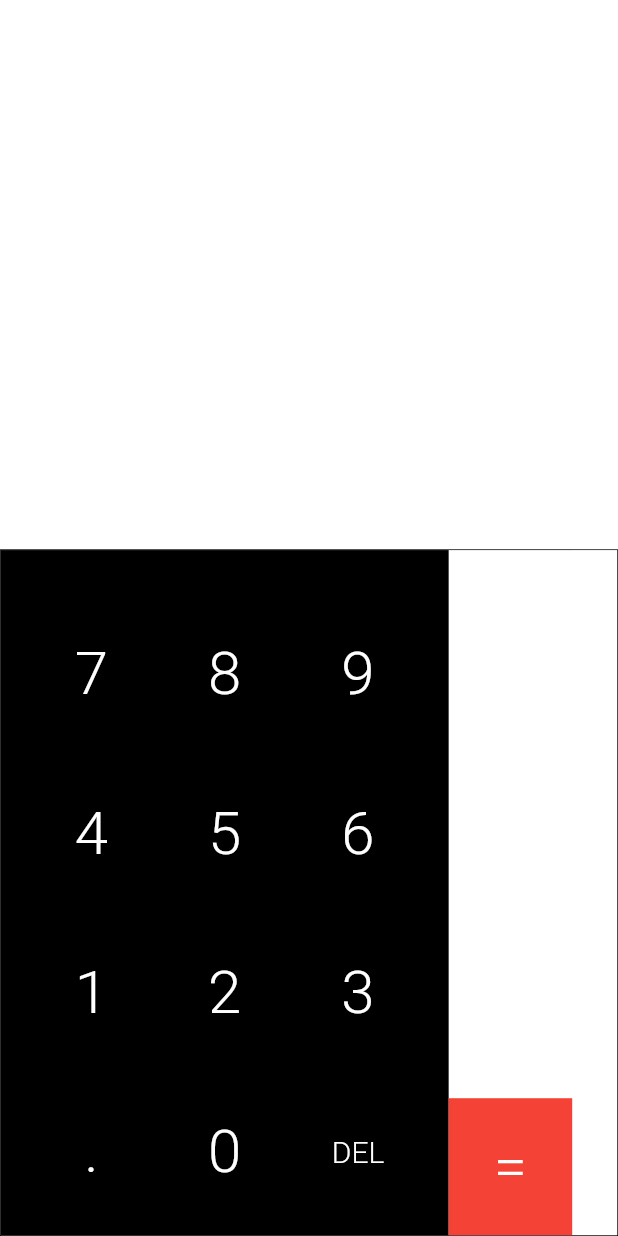
After one commit to venkata-ramana/flutter-samples, a Flutter app: the Calculator screen opened directly, on a phone screen of 412 x 824 dp. The commit adds this screen. Run offline on Flutter 3.47's test engine with Material 2 defaults, Android fonts, the phone set to English and light mode, and no system bars; our stand-ins replace google_sign_in, math_expressions.

Commit message:
Oneplus calculator added

```diff
--- a/basic_math/lib/main.dart
+++ b/basic_math/lib/main.dart
@@ -26,8 +26,8 @@ class MyHomePage extends StatefulWidget {
 }
 
 class _MyHomePageState extends State<MyHomePage> {
+  String _inputExpression;
   String _output;
-  String _inputExpression;
 
   TextEditingController _controller;
   Parser _parser;
@@ -52,6 +52,7 @@ class _MyHomePageState extends State<MyHomePage> {
             TextField(
               autofocus: true,
               controller: _controller,
+              decoration: new InputDecoration(hintText: 'Enter Expression'),
             ),
             SizedBox(
               height: 8,
--- /dev/null
+++ b/calculator/lib/calculator.dart
@@ -0,0 +1,201 @@
+import 'package:calculator/custom_text.dart';
+import 'package:flutter/material.dart';
+import 'package:math_expressions/math_expressions.dart';
+
+class Calculator extends StatefulWidget {
+  @override
+  _CalculatorState createState() => _CalculatorState();
+}
+
+class _CalculatorState extends State<Calculator> {
+  String _output = '', _inputExpression = '';
+
+  Parser _parser;
+
+  @override
+  void initState() {
+    super.initState();
+    _parser = Parser();
+  }
+
+  @override
+  Widget build(BuildContext context) {
+    double screenHeight = MediaQuery.of(context).size.height;
+
+    return Scaffold(
+        backgroundColor: Colors.white10,
+        body: Column(
+          crossAxisAlignment: CrossAxisAlignment.end,
+          mainAxisAlignment: MainAxisAlignment.center,
+          children: <Widget>[
+            Expanded(
+              child: Align(
+                alignment: Alignment.centerRight,
+                child: Container(
+                  padding: EdgeInsets.symmetric(horizontal: 8),
+                  child: CustomText(
+                    text: _output,
+                    fontSize: 60,
+                  ),
+                ),
+              ),
+            ),
+            Container(
+              height: 20,
+              margin: EdgeInsets.symmetric(vertical: 4),
+              width: double.infinity,
+              child: Icon(
+                Icons.keyboard_arrow_down,
+                color: Colors.white,
+                size: 24,
+              ),
+            ),
+            Container(
+                height: screenHeight / 1.8,
+                decoration: BoxDecoration(
+                    border: Border.all(color: Colors.black, width: 0.5)),
+                child: Row(
+                  children: <Widget>[
+                    _buildNumbersWithMathSymbols(context),
+                    _buildMathSymbols(context),
+                    _buildSideDrawer(context),
+                  ],
+                ))
+          ],
+        ));
+  }
+
+  Widget _buildNumbersWithMathSymbols(BuildContext context) {
+    return Expanded(
+        child: Container(
+      padding: EdgeInsets.only(left: 16, right: 16, bottom: 32),
+      decoration: BoxDecoration(color: Colors.black),
+      child: Column(
+        children: <Widget>[
+          Expanded(
+              child: Column(
+            mainAxisAlignment: MainAxisAlignment.spaceEvenly,
+            children: <Widget>[
+              Row(children: <Widget>[
+                _button('7', () => _doOperation('7')),
+                _button('8', () => _doOperation('8')),
+                _button('9', () => _doOperation('9')),
+              ]),
+              Row(children: <Widget>[
+                _button('4', () => _doOperation('4')),
+                _button('5', () => _doOperation('5')),
+                _button('6', () => _doOperation('6')),
+              ]),
+              Row(children: <Widget>[
+                _button('1', () => _doOperation('1')),
+                _button('2', () => _doOperation('2')),
+                _button('3', () => _doOperation('3')),
+              ]),
+            ],
+          )),
+          Container(
+              child: Row(
+            children: <Widget>[
+              _button('.', () => _doOperation('.')),
+              _button('0', () => _doOperation('0')),
+              _button('DEL', deleteChar, fontSize: 20),
+            ],
+          )),
+        ],
+      ),
+    ));
+  }
+
+  Widget _buildMathSymbols(BuildContext context) {
+    double screenWidth = MediaQuery.of(context).size.width;
+
+    return Container(
+      width: screenWidth / 5,
+      child: Column(
+        children: <Widget>[
+          _button('/', () => _doOperation('/')),
+          _button('*', () => _doOperation('*')),
+          _button('-', () => _doOperation('-')),
+          _button('+', () => _doOperation('+')),
+          _button('=', _calculate,
+              bgColor: Colors.red, buttonWidth: screenWidth / 5),
+        ],
+      ),
+    );
+  }
+
+  Widget _buildSideDrawer(BuildContext context) {
+    return Container(
+      width: 30,
+      height: double.infinity,
+      decoration: BoxDecoration(color: Colors.white24),
+      child: Center(
+          child: Icon(
+        Icons.keyboard_arrow_left,
+        size: 25,
+        color: Colors.white,
+      )),
+    );
+  }
+
+  Widget _button(String text, Function function,
+      {double fontSize = 40, Color bgColor, double buttonWidth}) {
+    return Expanded(
+      child: GestureDetector(
+        onTap: function,
+        child: Container(
+          width: buttonWidth,
+          decoration: bgColor != null ? BoxDecoration(color: bgColor) : null,
+          child: Center(
+            child: CustomText(
+              text: text,
+              fontSize: fontSize,
+            ),
+          ),
+        ),
+      ),
+    );
+  }
+
+  void _calculate() {
+    var result = _doCalculation();
+    if (result != null) {
+      setState(() {
+        _inputExpression = '';
+        _output =
+            result.toStringAsFixed(result.truncateToDouble() == result ? 0 : 2);
+      });
+    }
+  }
+
+  void _doOperation(String operation) {
+    double isNumber = double.tryParse(operation);
+    if (_inputExpression.isEmpty ||
+        isNumber != null ||
+        (isNumber == null &&
+            !_inputExpression.contains(
+                operation, _inputExpression.length - 1))) {
+      _inputExpression = '$_inputExpression$operation';
+      setState(() {
+        _output = _inputExpression;
+      });
+    }
+  }
+
+  double _doCalculation() {
+    try {
+      Expression exp = _parser.parse(_inputExpression);
+      return exp.evaluate(EvaluationType.REAL, ContextModel());
+    } catch (ex) {
+      return null;
+    }
+  }
+
+  void deleteChar() {
+    _inputExpression =
+        _inputExpression.substring(0, _inputExpression.length - 1);
+    setState(() {
+      _output = _inputExpression;
+    });
+  }
+}
--- /dev/null
+++ b/calculator/lib/custom_text.dart
@@ -0,0 +1,19 @@
+import 'package:flutter/material.dart';
+
+class CustomText extends StatelessWidget {
+  final String text;
+  final double fontSize;
+  final TextAlign align;
+
+  CustomText({this.text, this.fontSize, this.align = TextAlign.center});
+
+  @override
+  Widget build(BuildContext context) {
+    return Text(
+      text,
+      style: TextStyle(
+          color: Colors.white, fontSize: fontSize, fontWeight: FontWeight.w300),
+      textAlign: align,
+    );
+  }
+}
--- /dev/null
+++ b/calculator/lib/main.dart
@@ -0,0 +1,16 @@
+import 'package:calculator/calculator.dart';
+import 'package:flutter/material.dart';
+
+void main() => runApp(MyApp());
+
+class MyApp extends StatelessWidget {
+  @override
+  Widget build(BuildContext context) {
+    return MaterialApp(
+      theme: ThemeData(
+        primarySwatch: Colors.blue,
+      ),
+      home: Calculator(),
+    );
+  }
+}
```
Also changed, not shown: calculator/pubspec.yaml (added, +73 -0 lines), google_signin/lib/main.dart (added, +157 -0 lines), google_signin/pubspec.yaml (added, +24 -0 lines), calculator/pubspec.lock (added), google_signin/pubspec.lock (added), 108 other files.
